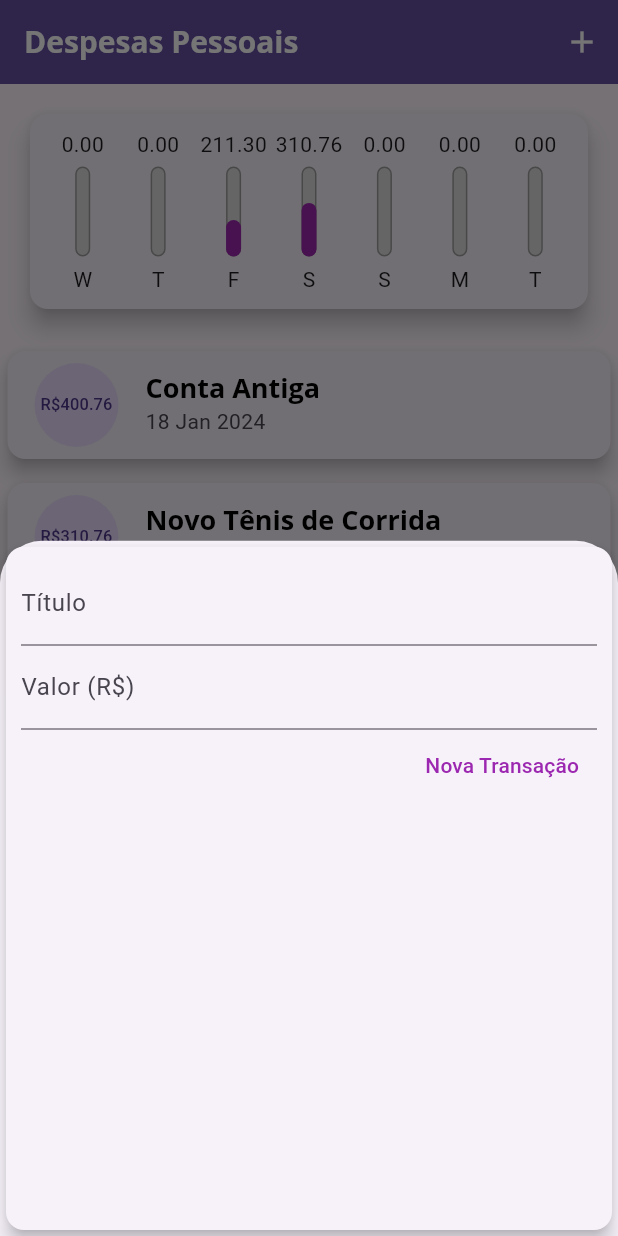
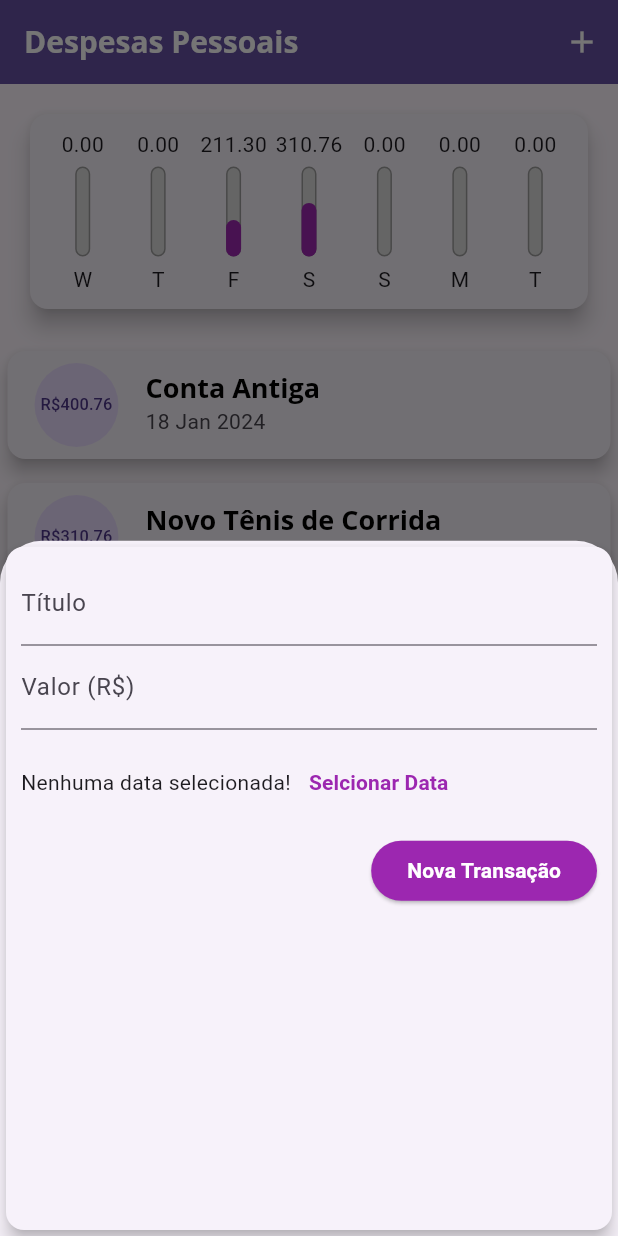
Before and after one commit to vinifred1003/expenses, a Flutter app: the screen it shows after launch, after a tap on the "add" icon, on a phone screen of 412 x 824 dp. Run offline on Flutter 3.47's test engine with Material 3 defaults, Android fonts, the phone set to English and light mode, and no system bars.

Commit message:
more styles

```diff
--- a/lib/components/transaction_form.dart
+++ b/lib/components/transaction_form.dart
@@ -3,7 +3,7 @@ import 'package:flutter/material.dart';
 class TransactionForm extends StatefulWidget {
   final void Function(String, double) onSubmit;
 
-  TransactionForm(this.onSubmit);
+  const TransactionForm(this.onSubmit, {Key? key}) : super(key: key);
 
   @override
   State<TransactionForm> createState() => _TransactionFormState();
@@ -48,14 +48,36 @@ class _TransactionFormState extends State<TransactionForm> {
                 labelText: 'Valor (R\$)',
               ),
             ),
+            Container(
+              height: 70,
+              child: Row(
+                children: [
+                  const Text('Nenhuma data selecionada!'),
+                  TextButton(
+                    onPressed: null,
+                    child: Text(
+                      'Selcionar Data',
+                      style: TextStyle(
+                        fontWeight: FontWeight.bold,
+                        color: Theme.of(context).colorScheme.primary,
+                      ),
+                    ),
+                  )
+                ],
+              ),
+            ),
             Row(
               mainAxisAlignment: MainAxisAlignment.end,
               children: [
-                TextButton(
+                ElevatedButton(
                   onPressed: _submitForm,
+                  style: ElevatedButton.styleFrom(
+                    backgroundColor: Theme.of(context).colorScheme.primary,
+                    foregroundColor:
+                        Theme.of(context).textTheme.labelLarge?.color,
+                  ),
                   child: const Text(
                     'Nova Transação',
-                    style: TextStyle(color: Colors.purple),
                   ),
                 ),
               ],
--- a/lib/components/transaction_list.dart
+++ b/lib/components/transaction_list.dart
@@ -5,7 +5,7 @@ import 'package:intl/intl.dart';
 class TransactionList extends StatelessWidget {
   final List<Transaction> transactions;
 
-  TransactionList(this.transactions);
+  const TransactionList(this.transactions, {Key? key}) : super(key: key);
 
   @override
   Widget build(BuildContext context) {
--- a/lib/main.dart
+++ b/lib/main.dart
@@ -28,6 +28,10 @@ class ExpensesApp extends StatelessWidget {
             fontSize: 18,
             fontWeight: FontWeight.bold,
             color: Colors.black,
+          ),
+          labelLarge: const TextStyle(
+            color: Colors.white,
+            fontWeight: FontWeight.bold,
           ),
         ),
         appBarTheme: AppBarTheme(
```
